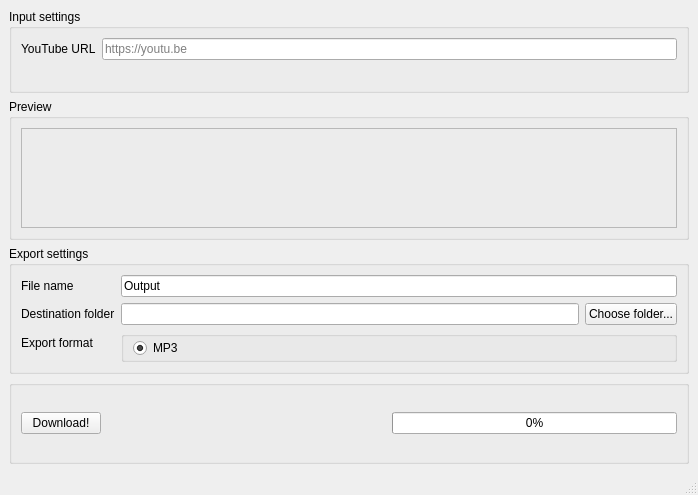
Old version of the form main.ui in the repository timotheegath/youtube-dl-interface.
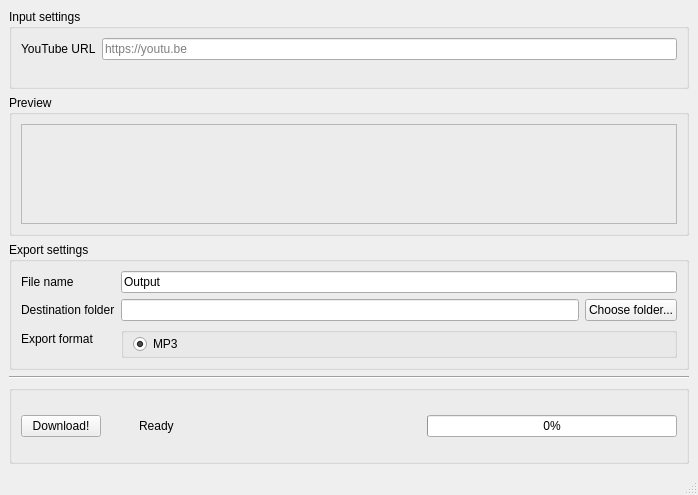
New version of the form.

Commit message: Added error dialog, did not solve for FFMPEG missing yet

Patch:
```diff
--- a/main.ui
+++ b/main.ui
@@ -151,6 +151,13 @@
       </layout>
      </widget>
     </item>
+    <item>
+     <widget class="Line" name="line">
+      <property name="orientation">
+       <enum>Qt::Horizontal</enum>
+      </property>
+     </widget>
+    </item>
     <item>
      <widget class="QGroupBox" name="groupBox_4">
       <property name="title">
@@ -164,6 +171,38 @@
          </property>
         </widget>
        </item>
+       <item>
+        <spacer name="horizontalSpacer_2">
+         <property name="orientation">
+          <enum>Qt::Horizontal</enum>
+         </property>
+         <property name="sizeHint" stdset="0">
+          <size>
+           <width>40</width>
+           <height>20</height>
+          </size>
+         </property>
+        </spacer>
+       </item>
+       <item>
+        <widget class="QLabel" name="StatusText">
+         <property name="minimumSize">
+          <size>
+           <width>250</width>
+           <height>0</height>
+          </size>
+         </property>
+         <property name="text">
+          <string>Ready</string>
+         </property>
+         <property name="textFormat">
+          <enum>Qt::PlainText</enum>
+         </property>
+         <property name="wordWrap">
+          <bool>true</bool>
+         </property>
+        </widget>
+       </item>
        <item>
         <spacer name="horizontalSpacer">
          <property name="orientation">
@@ -179,6 +218,12 @@
        </item>
        <item>
         <widget class="QProgressBar" name="DownloadProgress">
+         <property name="minimumSize">
+          <size>
+           <width>250</width>
+           <height>0</height>
+          </size>
+         </property>
          <property name="value">
           <number>0</number>
          </property>
```
Left out of the diff: 54 changed lines with no effect on the pictures. The commit also changes 3 other files.
